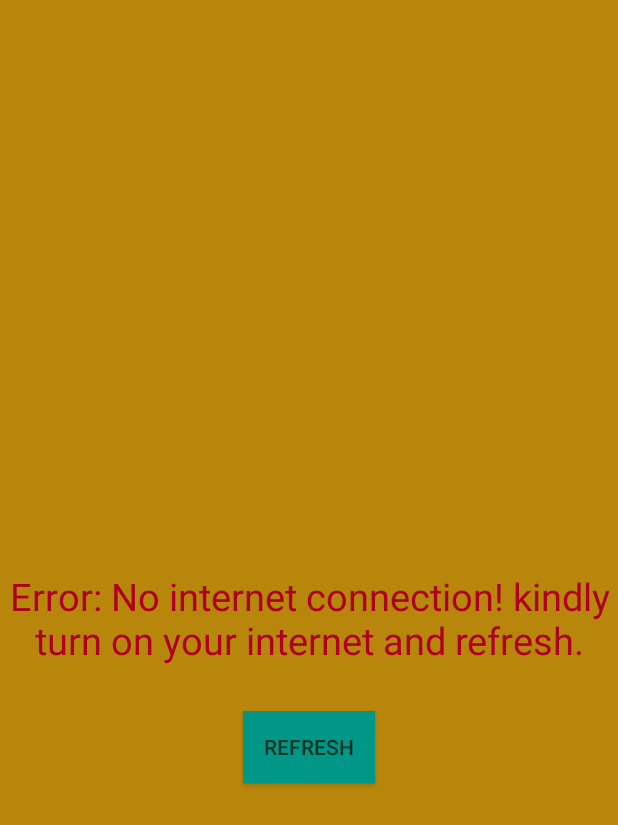
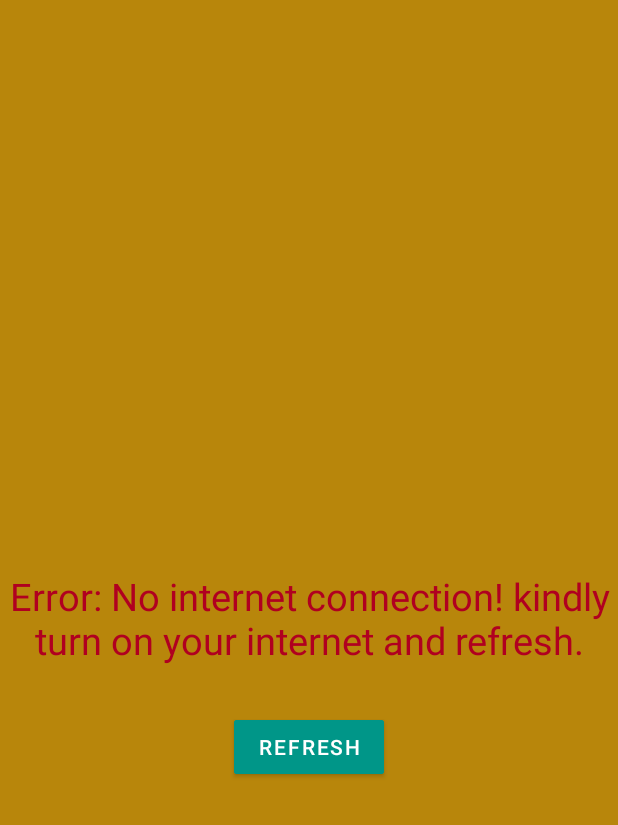
Before and after one commit to Alexisbryann/Kuku, an Android app: the layout activity_no_internet.xml on its own in the app's theme, with its tools: preview values and no code run, on a phone screen of 412 x 824 dp. Shown: the top 825 px of the screen. Run offline under Robolectric (Android 15) with nearby library versions, the phone set to English and light mode, and no system bars.

Commit message:
No internet

```diff
--- a/app/build.gradle
+++ b/app/build.gradle
@@ -32,6 +32,7 @@ dependencies {
     implementation 'androidx.navigation:navigation-ui:2.3.0'
     implementation 'androidx.lifecycle:lifecycle-extensions:2.2.0'
     implementation 'com.google.android.gms:play-services-ads:19.4.0'
+    implementation 'com.google.android.material:material:1.3.0-alpha04'
     testImplementation 'junit:junit:4.12'
     androidTestImplementation 'androidx.test.ext:junit:1.1.2'
     androidTestImplementation 'androidx.test.espresso:espresso-core:3.3.0'
--- a/app/src/main/AndroidManifest.xml
+++ b/app/src/main/AndroidManifest.xml
@@ -8,7 +8,7 @@
         android:icon="@mipmap/launcher"
         android:label="@string/app_name"
         android:supportsRtl="true"
-        android:theme="@style/AppTheme.NoActionBar">
+        android:theme="@style/Theme.AppCompat.Light.NoActionBar">
         <!-- Sample AdMob App ID: ca-app-pub-3940256099942544~3347511713 -->
         <meta-data
             android:name="com.google.android.gms.ads.APPLICATION_ID"
@@ -28,7 +28,7 @@
             android:name="com.alexis.kuku.BestPractice.BestPracticeActivity"
             android:label="@string/title_activity_best_practice"
             android:parentActivityName="com.alexis.kuku.MainActivity.MainActivity"
-            android:theme="@style/AppTheme"  />
+            android:theme="@style/Theme.MaterialComponents.Light.NoActionBar"  />
         <activity
             android:name="com.alexis.kuku.PoultryHealthManagement.PoultryHealthManagementActivity"
             android:label="Poultry health management"
@@ -60,7 +60,7 @@
         <activity
             android:name="com.alexis.kuku.MainActivity.MainActivity"
             android:label="POULTRY FARMING"
-            android:theme="@style/AppTheme.NoActionBar"/>
+            android:theme="@style/Theme.MaterialComponents.Light.NoActionBar"/>
     </application>
 
 </manifest>
--- a/app/src/main/res/layout/activity_no_internet.xml
+++ b/app/src/main/res/layout/activity_no_internet.xml
@@ -23,14 +23,17 @@
         app:layout_constraintStart_toStartOf="parent"
         app:layout_constraintTop_toTopOf="parent" />
 
-    <Button
+    <com.google.android.material.button.MaterialButton
         android:id="@+id/btn_refresh"
         android:layout_width="wrap_content"
         android:layout_height="wrap_content"
         android:layout_marginTop="30dp"
-        android:background="@color/colorTeal"
+        android:backgroundTint="@color/colorTeal"
         android:text="@string/refresh"
+        app:cornerRadius="2dp"
         app:layout_constraintEnd_toEndOf="@+id/no_internet_connection_text"
         app:layout_constraintStart_toStartOf="parent"
-        app:layout_constraintTop_toBottomOf="@+id/no_internet_connection_text" />
+        app:layout_constraintTop_toBottomOf="@+id/no_internet_connection_text"
+        app:rippleColor="@color/colorGreen"
+        app:strokeColor="@color/colorAccent" />
 </androidx.constraintlayout.widget.ConstraintLayout>
```
